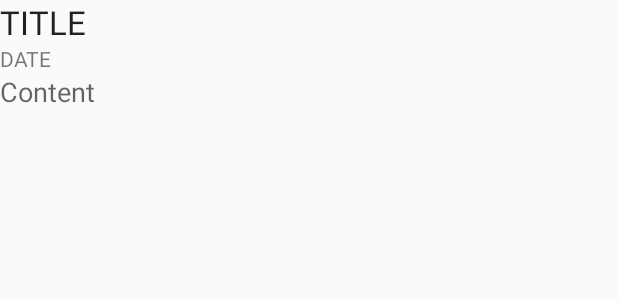
After one commit to MuttaKuzhambu/AndroidStudioProjects, an Android app: the layout item_note.xml on its own in the app's theme, with its tools: preview values and no code run, on a phone screen of 412 x 824 dp. The commit adds this screen. Shown: the top 300 px of the screen. Run offline under Robolectric (Android 15) with nearby library versions, the phone set to English and light mode, and no system bars.

Commit message:
Getting saved notes is done

```diff
--- a/NoteTracker/app/src/main/java/com/example/notetracker/Note.java
+++ b/NoteTracker/app/src/main/java/com/example/notetracker/Note.java
@@ -41,7 +41,8 @@ public class Note implements Serializable {
     public void setmContent(String mContent) {
         this.mContent = mContent;
     }
-    public String DateTimeFormatted(Context context){
+
+    public String getDateTimeFormatted(Context context){
         SimpleDateFormat sdf=new SimpleDateFormat("dd/MM/yyyy HH:mm:ss",
                 context.getResources().getConfiguration().locale);
         sdf.setTimeZone(TimeZone.getDefault());
--- /dev/null
+++ b/NoteTracker/app/src/main/res/layout/item_note.xml
@@ -0,0 +1,28 @@
+<?xml version="1.0" encoding="utf-8"?>
+<LinearLayout
+    xmlns:android="http://schemas.android.com/apk/res/android"
+    android:layout_width="match_parent"
+    android:orientation="vertical"
+    android:layout_height="match_parent">
+<TextView
+    android:layout_width="wrap_content"
+    android:layout_height="wrap_content"
+    android:id="@+id/list_note_title"
+    android:text="TITLE"
+    android:textAppearance="?android:attr/textAppearanceLarge"/>
+
+    <TextView
+        android:layout_width="wrap_content"
+        android:layout_height="wrap_content"
+        android:id="@+id/list_note_date"
+        android:text="DATE"
+        android:textAppearance="?android:attr/textAppearanceSmall"/>
+
+    <TextView
+        android:layout_width="wrap_content"
+        android:layout_height="wrap_content"
+        android:id="@+id/list_note_content"
+        android:text="Content"
+        android:textAppearance="?android:attr/textAppearanceMedium"/>
+
+</LinearLayout>
```
Also changed, not shown: NoteTracker/app/src/main/java/com/example/notetracker/MainActivity.java (+22 -0 lines), NoteTracker/app/src/main/java/com/example/notetracker/NoteAdapter.java (added, +41 -0 lines), NoteTracker/app/src/main/java/com/example/notetracker/Utilities.java (+42 -0 lines).
